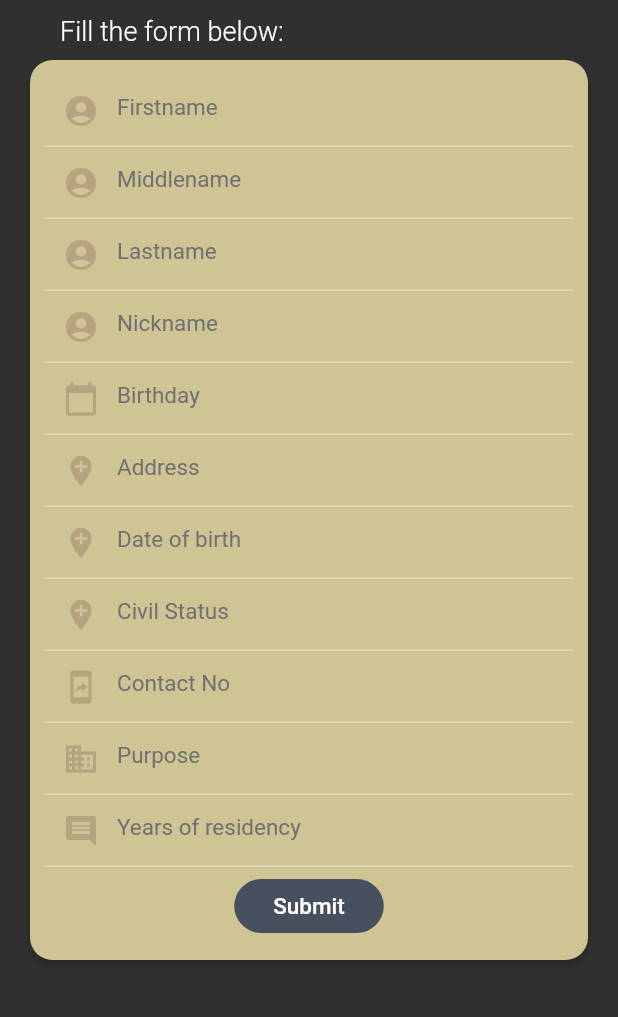
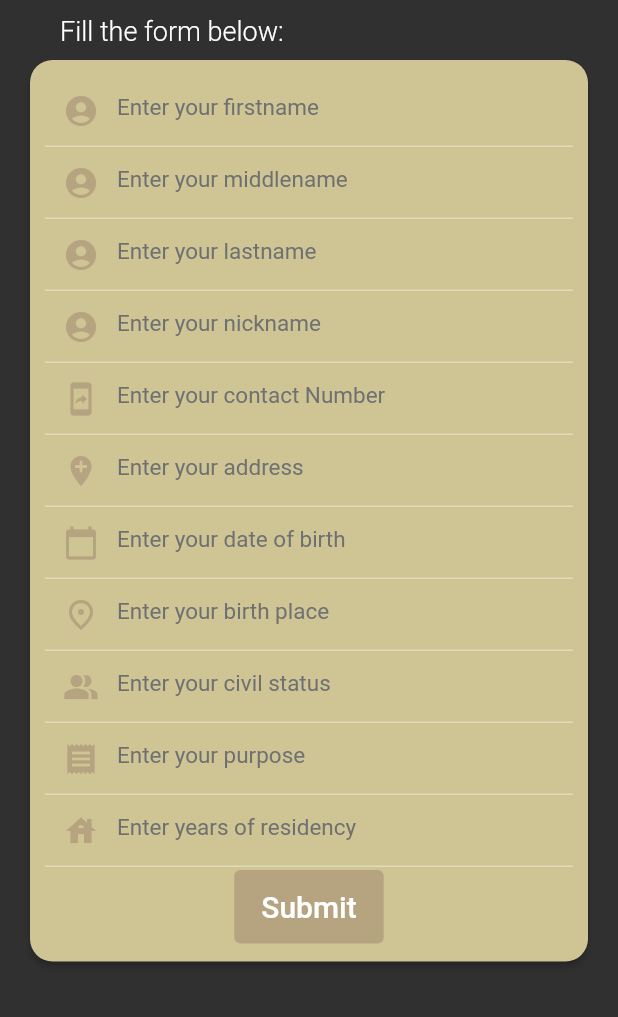
Before and after one commit to aprillegaspi/eREQUEST, a Flutter app: the Request screen opened directly, on a phone screen of 412 x 824 dp, the part 219-1236 px from its top. Run offline on Flutter 3.47's test engine with Material 2 defaults, Android fonts, the phone set to English and light mode, and no system bars; Roboto replaces fonts that are missing (Schyler).

Commit message:
feat: update 03-25-21

```diff
--- a/lib/Feedback.dart
+++ b/lib/Feedback.dart
@@ -1,5 +1,5 @@
-import 'package:eREQUEST/WelcomePage.dart';
-import 'package:eREQUEST/main.dart';
+import 'package:erequest_app/WelcomePage.dart';
+import 'package:erequest_app/main.dart';
 import 'package:flutter/material.dart';
 
 void main() => runApp(MyApp());
--- a/lib/HoG.dart
+++ b/lib/HoG.dart
@@ -1,4 +1,4 @@
-import 'package:eREQUEST/main.dart';
+import 'package:erequest_app/main.dart';
 import 'package:flutter/material.dart';
 
 void main() => runApp(MyApp());
--- a/lib/Request.dart
+++ b/lib/Request.dart
@@ -1,4 +1,4 @@
-import 'package:eREQUEST/Feedback.dart';
+//import 'package:eREQUEST/Feedback.dart';
 import 'package:flutter/material.dart';
 
 class Request extends StatefulWidget {
@@ -11,15 +11,25 @@ class _RequestState extends State<Request> {
   TextEditingController middleNameController = TextEditingController();
   TextEditingController lastNameController = TextEditingController();
   TextEditingController nicknameController = TextEditingController();
-  TextEditingController bdayController = TextEditingController();
+  TextEditingController birthPlaceController = TextEditingController();
   TextEditingController addressController = TextEditingController();
   TextEditingController contactController = TextEditingController();
-  TextEditingController datebirthController = TextEditingController();
-  TextEditingController civilstatController = TextEditingController();
+  TextEditingController dateBirthController = TextEditingController();
+  TextEditingController civilStatController = TextEditingController();
   TextEditingController purposeController = TextEditingController();
-  TextEditingController yrsresidencyController = TextEditingController();
+  TextEditingController yrsResidencyController = TextEditingController();
 
+  var _formKey = GlobalKey<FormState>();
+  var isLoading = false;
   bool _isLoading = false;
+
+  void submit() {
+    final isValid = _formKey.currentState.validate();
+    if (!isValid) {
+      return;
+    }
+    _formKey.currentState.save();
+  }
 
   @override
   Widget build(BuildContext context) {
@@ -76,11 +86,13 @@ class _RequestState extends State<Request> {
                         borderRadius: BorderRadius.circular(15)),
                     child: Padding(
                       padding: EdgeInsets.all(10.0),
+                      child: Form(
+                        key: _formKey,
                         child: Column(
                           mainAxisAlignment: MainAxisAlignment.center,
                           children: <Widget>[
                             // name
-                          TextField(
+                            TextFormField(
                               style: TextStyle(color: Color(0xFF000000)),
                               controller: firstNameController,
                               cursorColor: Color(0xFF9b9b9b),
@@ -90,15 +102,22 @@ class _RequestState extends State<Request> {
                                   Icons.account_circle,
                                   color: Color(0xFFb6a480),
                                 ),
-                              hintText: "Firstname",
+                                hintText: "Enter your firstname",
                                 hintStyle: TextStyle(
                                     color: Color(0xFF6f7072),
                                     fontSize: 15,
                                     fontWeight: FontWeight.normal),
                               ),
+                              validator: (value) {
+                                if (value.isEmpty) {
+                                  return '* Required!';
+                                }
+                                return null;
+                              },
                             ),
+
                             //middlename
-                          TextField(
+                            TextFormField(
                               style: TextStyle(color: Color(0xFF000000)),
                               controller: middleNameController,
                               cursorColor: Color(0xFF9b9b9b),
@@ -108,15 +127,22 @@ class _RequestState extends State<Request> {
                                   Icons.account_circle,
                                   color: Color(0xFFb6a480),
                                 ),
-                              hintText: "Middlename",
+                                hintText: "Enter your middlename",
                                 hintStyle: TextStyle(
                                     color: Color(0xFF6f7072),
                                     fontSize: 15,
                                     fontWeight: FontWeight.normal),
                               ),
+                              validator: (value) {
+                                if (value.isEmpty) {
+                                  return '* Required!';
+                                }
+                                return null;
+                              },
                             ),
+
                             //Lastname
-                          TextField(
+                            TextFormField(
                               style: TextStyle(color: Color(0xFF000000)),
                               controller: lastNameController,
                               cursorColor: Color(0xFF9b9b9b),
@@ -126,15 +152,22 @@ class _RequestState extends State<Request> {
                                   Icons.account_circle,
                                   color: Color(0xFFb6a480),
                                 ),
-                              hintText: "Lastname",
+                                hintText: "Enter your lastname",
                                 hintStyle: TextStyle(
                                     color: Color(0xFF6f7072),
                                     fontSize: 15,
                                     fontWeight: FontWeight.normal),
                               ),
+                              validator: (value) {
+                                if (value.isEmpty) {
+                                  return '* Required!';
+                                }
+                                return null;
+                              },
                             ),
+
                             // nick name
-                          TextField(
+                            TextFormField(
                               style: TextStyle(color: Color(0xFF000000)),
                               controller: nicknameController,
                               cursorColor: Color(0xFF9b9b9b),
@@ -144,33 +177,47 @@ class _RequestState extends State<Request> {
                                   Icons.account_circle,
                                   color: Color(0xFFb6a480),
                                 ),
-                              hintText: "Nickname",
+                                hintText: "Enter your nickname",
                                 hintStyle: TextStyle(
                                     color: Color(0xFF6f7072),
                                     fontSize: 15,
                                     fontWeight: FontWeight.normal),
                               ),
+                              validator: (value) {
+                                if (value.isEmpty) {
+                                  return '* Required!';
+                                }
+                                return null;
+                              },
                             ),
-                          // birthday
-                          TextField(
+
+                            // contact
+                            TextFormField(
                               style: TextStyle(color: Color(0xFF000000)),
-                            controller: bdayController,
+                              controller: contactController,
                               cursorColor: Color(0xFF9b9b9b),
                               keyboardType: TextInputType.text,
                               decoration: InputDecoration(
                                 prefixIcon: Icon(
-                                Icons.calendar_today,
+                                  Icons.mobile_screen_share,
                                   color: Color(0xFFb6a480),
                                 ),
-                              hintText: "Birthday",
+                                hintText: "Enter your contact Number",
                                 hintStyle: TextStyle(
                                     color: Color(0xFF6f7072),
                                     fontSize: 15,
                                     fontWeight: FontWeight.normal),
                               ),
+                              validator: (value) {
+                                if (value.isEmpty) {
+                                  return '* Required!';
+                                }
+                                return null;
+                              },
                             ),
+
                             //Address
-                          TextField(
+                            TextFormField(
                               style: TextStyle(color: Color(0xFF000000)),
                               controller: addressController,
                               cursorColor: Color(0xFF9b9b9b),
@@ -180,136 +227,176 @@ class _RequestState extends State<Request> {
                                   Icons.add_location,
                                   color: Color(0xFFb6a480),
                                 ),
-                              hintText: "Address",
+                                hintText: "Enter your address",
                                 hintStyle: TextStyle(
                                     color: Color(0xFF6f7072),
                                     fontSize: 15,
                                     fontWeight: FontWeight.normal),
                               ),
+                              validator: (value) {
+                                if (value.isEmpty) {
+                                  return '* Required!';
+                                }
+                                return null;
+                              },
                             ),
+
                             //date of birth
-                          TextField(
+                            TextFormField(
                               style: TextStyle(color: Color(0xFF000000)),
-                            controller: datebirthController,
+                              controller: dateBirthController,
                               cursorColor: Color(0xFF9b9b9b),
                               keyboardType: TextInputType.text,
                               decoration: InputDecoration(
                                 prefixIcon: Icon(
-                                Icons.add_location,
+                                  Icons.calendar_today,
                                   color: Color(0xFFb6a480),
                                 ),
-                              hintText: "Date of birth",
+                                hintText: "Enter your date of birth",
                                 hintStyle: TextStyle(
                                     color: Color(0xFF6f7072),
                                     fontSize: 15,
                                     fontWeight: FontWeight.normal),
                               ),
+                              validator: (value) {
+                                if (value.isEmpty) {
+                                  return '* Required!';
+                                }
+                                return null;
+                              },
                             ),
-                          //civil status
-                          TextField(
+
+                            // birth place
+                            TextFormField(
                               style: TextStyle(color: Color(0xFF000000)),
-                            controller: civilstatController,
+                              controller: birthPlaceController,
                               cursorColor: Color(0xFF9b9b9b),
                               keyboardType: TextInputType.text,
                               decoration: InputDecoration(
                                 prefixIcon: Icon(
-                                Icons.add_location,
+                                  Icons.place_outlined,
                                   color: Color(0xFFb6a480),
                                 ),
-                              hintText: "Civil Status",
+                                hintText: "Enter your birth place",
                                 hintStyle: TextStyle(
                                     color: Color(0xFF6f7072),
                                     fontSize: 15,
                                     fontWeight: FontWeight.normal),
                               ),
+                              validator: (value) {
+                                if (value.isEmpty) {
+                                  return '* Required!';
+                                }
+                                return null;
+                              },
                             ),
-                          //Contact
-                          TextField(
+
+                            //civil status
+                            TextFormField(
                               style: TextStyle(color: Color(0xFF000000)),
-                            controller: contactController,
+                              controller: civilStatController,
                               cursorColor: Color(0xFF9b9b9b),
                               keyboardType: TextInputType.text,
                               decoration: InputDecoration(
                                 prefixIcon: Icon(
-                                Icons.mobile_screen_share,
+                                  Icons.people_alt,
                                   color: Color(0xFFb6a480),
                                 ),
-                              hintText: "Contact No",
+                                hintText: "Enter your civil status",
                                 hintStyle: TextStyle(
                                     color: Color(0xFF6f7072),
                                     fontSize: 15,
                                     fontWeight: FontWeight.normal),
                               ),
+                              validator: (value) {
+                                if (value.isEmpty) {
+                                  return '* Required!';
+                                }
+                                return null;
+                              },
                             ),
+
                             //Purpose
-                          TextField(
+                            TextFormField(
                               style: TextStyle(color: Color(0xFF000000)),
                               controller: purposeController,
                               cursorColor: Color(0xFF9b9b9b),
                               keyboardType: TextInputType.text,
                               decoration: InputDecoration(
                                 prefixIcon: Icon(
-                                Icons.business,
+                                  Icons.receipt,
                                   color: Color(0xFFb6a480),
                                 ),
-                              hintText: "Purpose",
+                                hintText: "Enter your purpose",
                                 hintStyle: TextStyle(
                                     color: Color(0xFF6f7072),
                                     fontSize: 15,
                                     fontWeight: FontWeight.normal),
                               ),
+                              validator: (value) {
+                                if (value.isEmpty) {
+                                  return '* Required!';
+                                }
+                                return null;
+                              },
                             ),
+
                             //years of residency
-                          TextField(
+                            TextFormField(
                               style: TextStyle(color: Color(0xFF000000)),
-                            controller: yrsresidencyController,
+                              controller: yrsResidencyController,
                               cursorColor: Color(0xFF9b9b9b),
                               keyboardType: TextInputType.text,
                               decoration: InputDecoration(
                                 prefixIcon: Icon(
-                                Icons.comment,
+                                  Icons.house,
                                   color: Color(0xFFb6a480),
                                 ),
-                              hintText: "Years of residency",
+                                hintText: "Enter years of residency",
                                 hintStyle: TextStyle(
                                     color: Color(0xFF6f7072),
                                     fontSize: 15,
                                     fontWeight: FontWeight.normal),
                               ),
+                              validator: (value) {
+                                if (value.isEmpty) {
+                                  return '* Required!';
+                                }
+                                return null;
+                              },
                             ),
+
                             // submit Button
                             Padding(
                               padding: EdgeInsets.all(2.0),
-                            child: FlatButton(
+                              child: TextButton(
                                 child: Padding(
                                   padding: EdgeInsets.only(
-                                    top: 8, bottom: 8, left: 10, right: 10),
+                                      top: 5, bottom: 5, left: 10, right: 10),
                                   child: Text(
                                     _isLoading ? 'Submitting...' : 'Submit',
                                     textDirection: TextDirection.ltr,
                                     style: TextStyle(
                                       color: Colors.white,
-                                    fontSize: 15.0,
-                                    decoration: TextDecoration.none,
+                                      fontSize: 20.0,
                                       fontWeight: FontWeight.w500,
                                     ),
                                   ),
                                 ),
-                              color: Color(0xFF46505e),
-                              disabledColor: Color(0xFF846f52),
-                              shape: new RoundedRectangleBorder(
-                                  borderRadius:
-                                      new BorderRadius.circular(20.0)),
-                              onPressed: () {
-                                Navigator.push(
-                                  context,
-                                  MaterialPageRoute(
-                                      builder: (context) => FeedBack()),
-                                );
-                              },
+
+                                onPressed: () => submit(),
+                                style: TextButton.styleFrom(
+                                  backgroundColor: Color(0xFFb6a480),
+                                ),
+                                // Navigator.push(
+                                //   context,
+                                //   MaterialPageRoute(
+                                //       builder: (context) => FeedBack()),
+                                // );
                               ),
                             ),
                           ],
+                        ),
                       ),
                     ),
                   ),
@@ -322,27 +409,3 @@ class _RequestState extends State<Request> {
     );
   }
 }
-// Padding(
-//                               padding: EdgeInsets.all(2.0),
-//                               child: FlatButton(
-//                                   child: Padding(
-//                                     padding: EdgeInsets.only(
-//                                         top: 8, bottom: 8, left: 10, right: 10),
-//                                     child: Text(
-//                                       _isLoading ? 'Submitting...' : 'Submit',
-//                                       textDirection: TextDirection.ltr,
-//                                       style: TextStyle(
-//                                         color: Colors.white,
-//                                         fontSize: 15.0,
-//                                         decoration: TextDecoration.none,
-//                                         fontWeight: FontWeight.w500,
-//                                       ),
-//                                     ),
-//                                   ),
-//                                   color: Colors.blueAccent,
-//                                   disabledColor: Color(0xFF846f52),
-//                                   shape: new RoundedRectangleBorder(
-//                                       borderRadius:
-//                                           new BorderRadius.circular(20.0)),
-//                                   onPressed: _isLoading ? null : _handleSubmit),
-//                             ),
--- a/lib/main.dart
+++ b/lib/main.dart
@@ -1,4 +1,4 @@
-import 'package:eREQUEST/WelcomePage.dart';
+import 'package:erequest_app/WelcomePage.dart';
 import 'package:flutter/material.dart';
 
 void main() => runApp(MyApp());
@@ -55,7 +55,7 @@ class _HomePageState extends State<HomePage> {
               padding: EdgeInsets.all(8),
               children: <Widget>[
                 SizedBox(height: 270.0),
-                FlatButton(
+                TextButton(
                     child: Image.asset(
                       'assets/logo.png',
                       height: 140.0,
```
Also changed, not shown: lib/Confirmation.dart (+7 -7 lines), lib/RequestStat.dart (+36 -30 lines), lib/WelcomePage.dart (+14 -14 lines), pubspec.yaml (+8 -2 lines), assets/launcher.png (added), pubspec.lock, 2 other files. Lines whose indentation alone changed are shown as unchanged.
